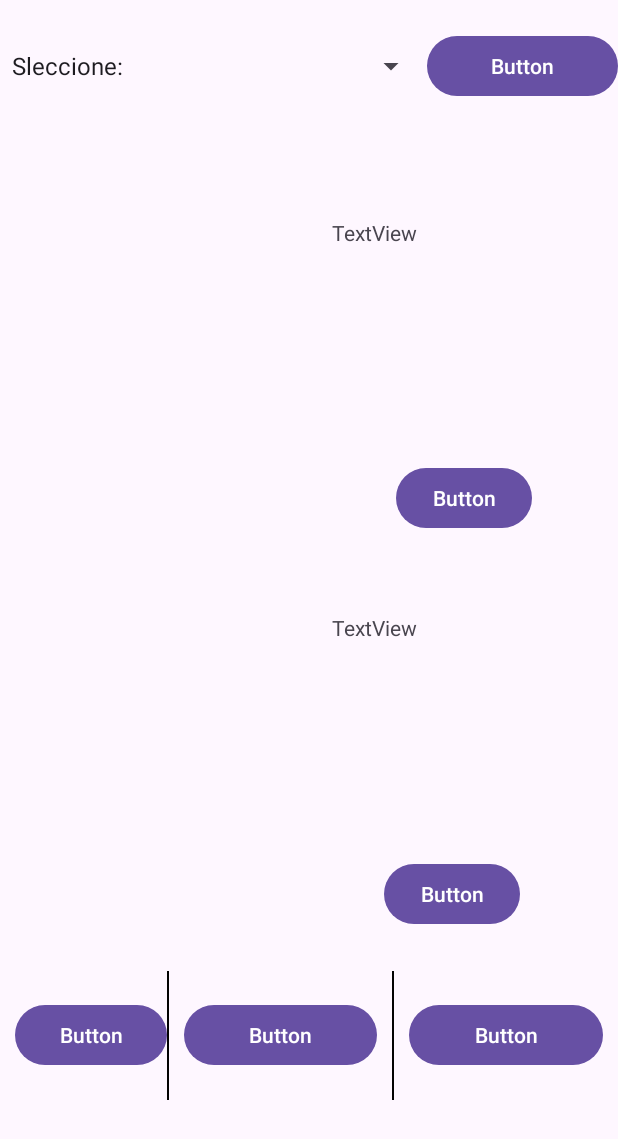
After one commit to Sanchez70/ProyectoMovilWebM4A, an Android app: the PantallaPrincipal screen opened directly, with no data from a screen before it, on a phone screen of 412 x 824 dp. The commit adds this screen. Shown: the top 1139 px of the screen. Run offline under Robolectric (Android 15) with nearby library versions, the phone set to English and light mode, and no system bars.

Commit message:
PrimerBoceto
Primer ejemplo

```diff
--- a/app/src/main/AndroidManifest.xml
+++ b/app/src/main/AndroidManifest.xml
@@ -13,6 +13,9 @@
         android:theme="@style/Theme.ZHOtel"
         tools:targetApi="31">
         <activity
+            android:name=".PantallaPrincipal"
+            android:exported="false" />
+        <activity
             android:name=".MainActivity"
             android:exported="true">
             <intent-filter>
--- a/app/src/main/java/com/ista/zhotel/MainActivity.java
+++ b/app/src/main/java/com/ista/zhotel/MainActivity.java
@@ -2,7 +2,9 @@ package com.ista.zhotel;
 
 import androidx.appcompat.app.AppCompatActivity;
 
+import android.content.Intent;
 import android.os.Bundle;
+import android.view.View;
 
 public class MainActivity extends AppCompatActivity {
 
@@ -11,4 +13,8 @@ public class MainActivity extends AppCompatActivity {
         super.onCreate(savedInstanceState);
         setContentView(R.layout.activity_main);
     }
+    public void click(View view){
+        Intent registro = new Intent(this, PantallaPrincipal.class);
+        startActivity(registro);
+    }
 }
--- /dev/null
+++ b/app/src/main/java/com/ista/zhotel/PantallaPrincipal.java
@@ -0,0 +1,24 @@
+package com.ista.zhotel;
+
+import androidx.appcompat.app.AppCompatActivity;
+
+import android.os.Bundle;
+import android.view.View;
+import android.widget.AdapterView;
+import android.widget.ArrayAdapter;
+import android.widget.Spinner;
+import android.widget.Toast;
+
+public class PantallaPrincipal extends AppCompatActivity {
+    Spinner comboCate;
+    @Override
+    protected void onCreate(Bundle savedInstanceState) {
+        super.onCreate(savedInstanceState);
+        setContentView(R.layout.activity_pantalla_principal);
+
+
+        comboCate=(Spinner) findViewById(R.id.spinner);
+        ArrayAdapter<CharSequence> adapter= ArrayAdapter.createFromResource(this,R.array.categorias, android.R.layout.simple_spinner_item);
+        comboCate.setAdapter(adapter);
+    }
+}
--- a/app/src/main/res/layout/activity_main.xml
+++ b/app/src/main/res/layout/activity_main.xml
@@ -15,4 +15,13 @@
         app:layout_constraintStart_toStartOf="parent"
         app:layout_constraintTop_toTopOf="parent" />
 
+    <Button
+        android:id="@+id/button"
+        android:layout_width="wrap_content"
+        android:layout_height="wrap_content"
+        android:onClick="click"
+        android:text="Button"
+        tools:layout_editor_absoluteX="190dp"
+        tools:layout_editor_absoluteY="457dp" />
+
 </androidx.constraintlayout.widget.ConstraintLayout>
--- /dev/null
+++ b/app/src/main/res/layout/activity_pantalla_principal.xml
@@ -0,0 +1,176 @@
+<?xml version="1.0" encoding="utf-8"?>
+<LinearLayout xmlns:android="http://schemas.android.com/apk/res/android"
+    xmlns:app="http://schemas.android.com/apk/res-auto"
+    xmlns:tools="http://schemas.android.com/tools"
+    android:layout_width="match_parent"
+    android:layout_height="match_parent"
+    android:orientation="vertical"
+    tools:context=".PantallaPrincipal">
+
+    <Space
+        android:layout_width="match_parent"
+        android:layout_height="20dp" />
+
+    <LinearLayout
+        android:layout_width="match_parent"
+        android:layout_height="wrap_content"
+        android:gravity="center"
+        android:orientation="horizontal">
+
+        <Spinner
+            android:id="@+id/spinner"
+            android:layout_width="248dp"
+            android:layout_height="48dp"
+            android:layout_weight="1"
+            android:minHeight="32dp" />
+
+        <Button
+            android:id="@+id/button2"
+            android:layout_width="wrap_content"
+            android:layout_height="wrap_content"
+            android:layout_weight="1"
+            android:text="Button" />
+    </LinearLayout>
+
+    <Space
+        android:layout_width="match_parent"
+        android:layout_height="50dp" />
+
+    <RelativeLayout
+        android:layout_width="match_parent"
+        android:layout_height="263dp">
+
+        <ImageView
+            android:id="@+id/imageView2"
+            android:layout_width="196dp"
+            android:layout_height="235dp"
+            android:layout_alignParentTop="true"
+            android:layout_alignParentEnd="true"
+            android:layout_marginTop="15dp"
+            android:layout_marginEnd="202dp" />
+
+        <TextView
+            android:id="@+id/textView3"
+            android:layout_width="179dp"
+            android:layout_height="145dp"
+            android:layout_alignParentTop="true"
+            android:layout_alignParentEnd="true"
+            android:layout_marginTop="27dp"
+            android:layout_marginEnd="11dp"
+            android:text="TextView" />
+
+        <Button
+            android:id="@+id/button4"
+            android:layout_width="wrap_content"
+            android:layout_height="wrap_content"
+            android:layout_alignParentEnd="true"
+            android:layout_alignParentBottom="true"
+            android:layout_marginEnd="57dp"
+            android:layout_marginBottom="25dp"
+            android:text="Button"
+            tools:ignore="DuplicateIds" />
+    </RelativeLayout>
+
+    <RelativeLayout
+        android:layout_width="match_parent"
+        android:layout_height="266dp">
+
+        <ImageView
+            android:id="@+id/imageView2"
+            android:layout_width="192dp"
+            android:layout_height="222dp"
+            android:layout_alignParentTop="true"
+            android:layout_alignParentEnd="true"
+            android:layout_marginTop="15dp"
+            android:layout_marginEnd="206dp" />
+
+        <TextView
+            android:id="@+id/textView3"
+            android:layout_width="179dp"
+            android:layout_height="145dp"
+            android:layout_alignParentTop="true"
+            android:layout_alignParentEnd="true"
+            android:layout_marginTop="27dp"
+            android:layout_marginEnd="11dp"
+            android:text="TextView"
+            tools:ignore="DuplicateIds" />
+
+        <Button
+            android:id="@+id/button4"
+            android:layout_width="wrap_content"
+            android:layout_height="wrap_content"
+            android:layout_alignParentEnd="true"
+            android:layout_alignParentBottom="true"
+            android:layout_marginEnd="65dp"
+            android:layout_marginBottom="27dp"
+            android:text="Button"
+            tools:ignore="DuplicateIds" />
+    </RelativeLayout>
+
+    <LinearLayout
+        android:layout_width="match_parent"
+        android:layout_height="86dp"
+        android:backgroundTintMode="src_in"
+        android:gravity="center"
+        android:orientation="horizontal">
+
+        <Space
+            android:layout_width="10dp"
+            android:layout_height="15dp" />
+
+        <Button
+            android:id="@+id/button5"
+            android:layout_width="63dp"
+            android:layout_height="wrap_content"
+            android:layout_weight="1"
+            android:text="Button"
+            android:translationX="0dp" />
+
+
+
+        <View
+            android:id="@+id/divider"
+            android:layout_width="1dp"
+            android:layout_height="match_parent"
+            android:background="@color/black"
+            android:backgroundTint="#030303" />
+
+        <Space
+            android:layout_width="10dp"
+            android:layout_height="wrap_content" />
+
+        <Button
+            android:id="@+id/button6"
+            android:layout_width="wrap_content"
+            android:layout_height="wrap_content"
+            android:layout_weight="1"
+            android:text="Button" />
+
+        <Space
+            android:layout_width="10dp"
+            android:layout_height="wrap_content" />
+
+        <View
+            android:id="@+id/divider2"
+            android:layout_width="1dp"
+            android:layout_height="match_parent"
+            android:background="@color/black"
+            android:backgroundTint="#030303" />
+
+        <Space
+            android:layout_width="10dp"
+            android:layout_height="wrap_content" />
+
+        <Button
+            android:id="@+id/button7"
+            android:layout_width="wrap_content"
+            android:layout_height="wrap_content"
+            android:layout_weight="1"
+            android:text="Button" />
+
+        <Space
+            android:layout_width="10dp"
+            android:layout_height="wrap_content" />
+    </LinearLayout>
+
+</LinearLayout>
--- a/app/src/main/res/values/strings.xml
+++ b/app/src/main/res/values/strings.xml
@@ -1,3 +1,9 @@
 <resources>
     <string name="app_name">zHOtel</string>
+    <string-array name="categorias">
+        <item>Sleccione:</item>
+        <item>Standar</item>
+        <item>Duplex</item>
+        <item>VIP</item>
+    </string-array>
 </resources>
```
